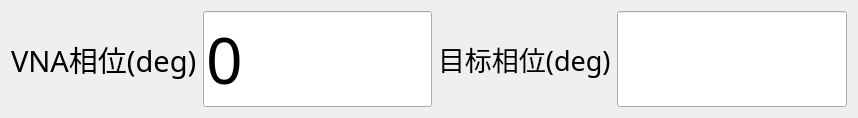
Old version of the form ui/phase_view_dlg.ui in the repository wzmsykk/QT_modbus_vna_cavity_phase_control.
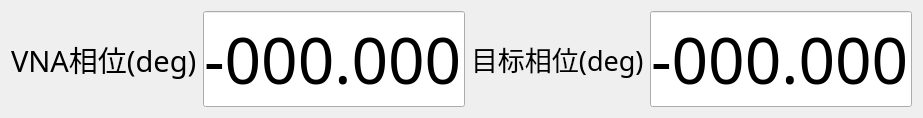
New version of the form.

What changed in the file:
```diff
--- a/ui/phase_view_dlg.ui
+++ b/ui/phase_view_dlg.ui
@@ -6,7 +6,7 @@
    <rect>
     <x>0</x>
     <y>0</y>
-    <width>858</width>
+    <width>923</width>
     <height>94</height>
    </rect>
   </property>
@@ -58,7 +58,7 @@
       </font>
      </property>
      <property name="text">
-      <string>0</string>
+      <string>-000.000</string>
      </property>
      <property name="readOnly">
       <bool>true</bool>
@@ -105,6 +105,9 @@
        <bold>false</bold>
       </font>
      </property>
+     <property name="text">
+      <string>-000.000</string>
+     </property>
      <property name="readOnly">
       <bool>true</bool>
      </property>
```
